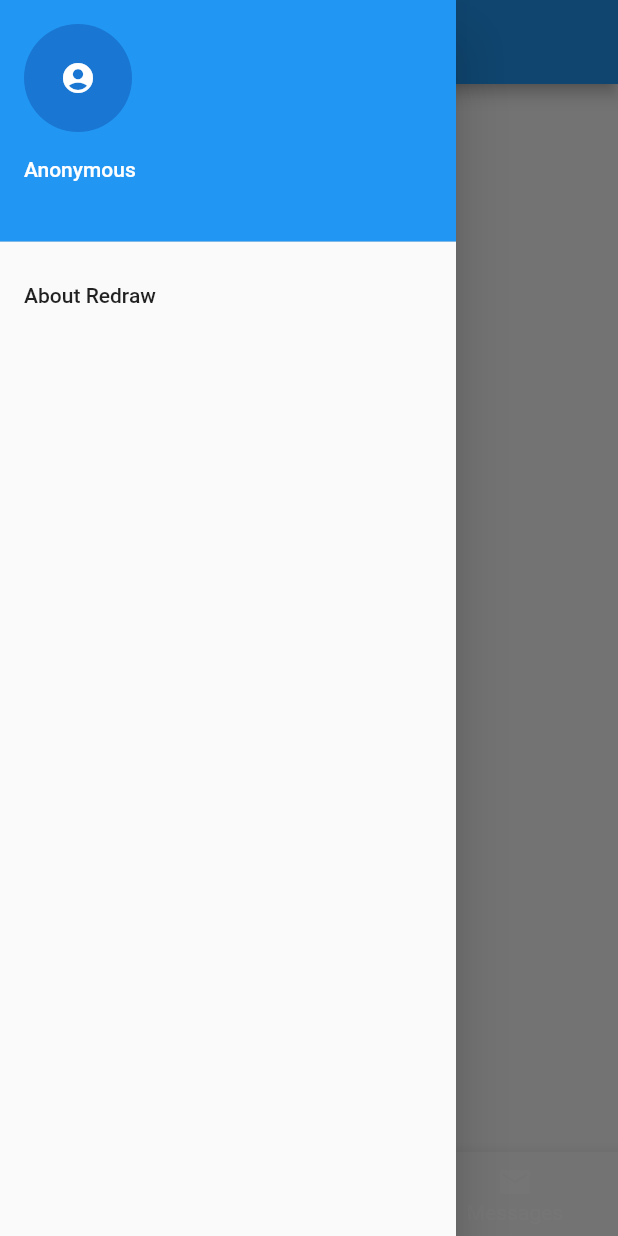
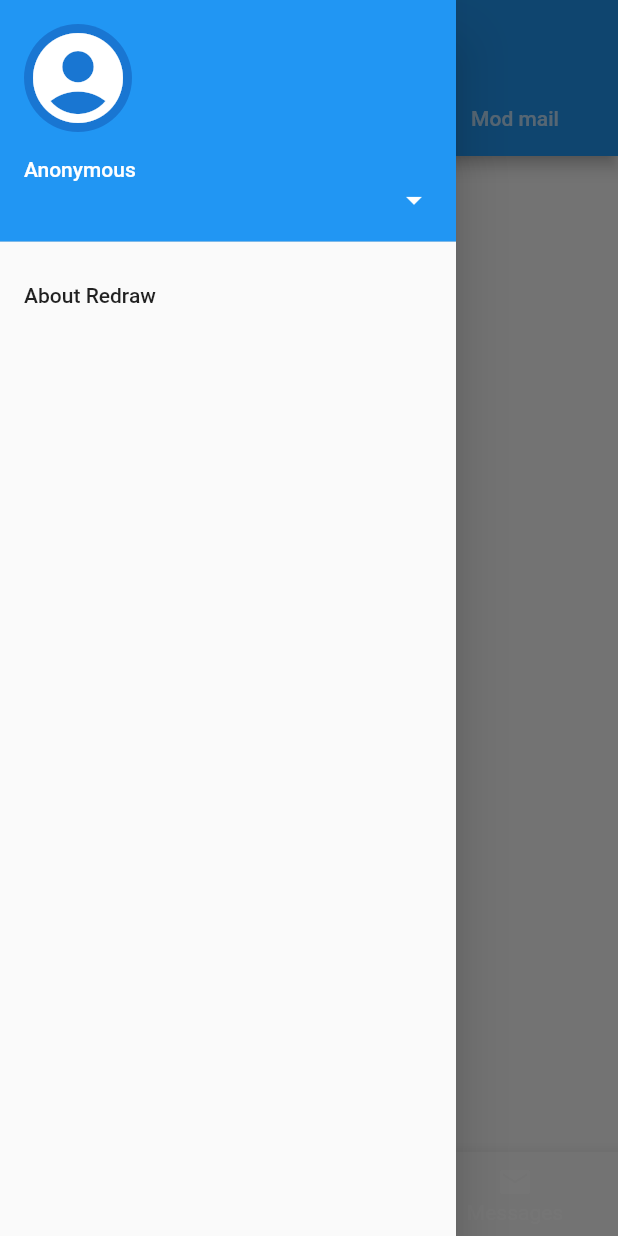
Before and after one commit to Flutter-Buddies/redraw, a Flutter app: the screen it shows after launch, item 4 of the bottom bar chosen, with the side drawer open, on a phone screen of 412 x 824 dp. Run offline on Flutter 3.47's test engine with Material 2 defaults, Android fonts, the phone set to English and light mode, and no system bars.

Commit message:
create tab bars

```diff
--- a/lib/home_page.dart
+++ b/lib/home_page.dart
@@ -1,13 +1,13 @@
 import 'package:flutter/material.dart';
 
 class HomePage {
-  final PreferredSizeWidget appBar;
-  final List<Widget> tabs;
+  final AppBar appBar;
+  final int length;
   final List<Widget> children;
 
   HomePage({
     @required this.appBar,
-    @required this.tabs,
     @required this.children,
+    @required this.length,
   });
 }
--- a/lib/main.dart
+++ b/lib/main.dart
@@ -32,61 +32,69 @@ class _RedrawPageState extends State<RedrawPage> {
     HomePage(
       appBar: AppBar(
         title: Text("Home"),
+        bottom: TabBar(
+          tabs: [
+            Tab(text: "Home"),
+            Tab(text: "Popular"),
+          ],
+        ),
       ),
-      tabs: [
-        Tab(text: "Home"),
-        Tab(text: "Popular"),
-      ],
       children: [
         Center(),
         Center(),
       ],
+      length: 2,
     ),
     HomePage(
       appBar: AppBar(
         title: Text("Subreddits"),
+        bottom: TabBar(
+          tabs: [
+            Tab(text: "Subscriptions"),
+            Tab(text: "Custom Feeds"),
+          ],
+        ),
       ),
-      tabs: [
-        Tab(text: "Home"),
-        Tab(text: "Popular"),
-      ],
       children: [
         Center(),
         Center(),
       ],
+      length: 2,
     ),
     HomePage(
       appBar: AppBar(
-        title: Text("Home"),
+        title: Text("Create"),
+        bottom: TabBar(
+          tabs: [],
+        ),
       ),
-      tabs: [
-        Tab(text: "Home"),
-        Tab(text: "Popular"),
-      ],
+      children: [],
+      length: 0,
+    ),
+    HomePage(
+      appBar: AppBar(
+        title: Text("Messages"),
+        bottom: TabBar(
+          tabs: [
+            Tab(text: "Notifications"),
+            Tab(text: "Messages"),
+            Tab(text: "Mod mail"),
+          ],
+        ),
+      ),
       children: [
         Center(),
         Center(),
-      ],
-    ),
-    HomePage(
-      appBar: AppBar(
-        title: Text("Home"),
-      ),
-      tabs: [
-        Tab(text: "Home"),
-        Tab(text: "Popular"),
-      ],
-      children: [
-        Center(),
         Center(),
       ],
+      length: 3,
     ),
   ];
 
   @override
   Widget build(BuildContext context) {
     return DefaultTabController(
-      length: _pages[_pageIndex].tabs.length,
+      length: _pages[_pageIndex].length,
       child: Scaffold(
         appBar: _pages[_pageIndex].appBar,
         drawer: Drawer(
@@ -94,10 +102,16 @@ class _RedrawPageState extends State<RedrawPage> {
             children: [
               UserAccountsDrawerHeader(
                 currentAccountPicture: CircleAvatar(
-                  child: Icon(Icons.account_circle),
+                  child: LayoutBuilder(
+                    builder: (context, constraint) => Icon(
+                      Icons.account_circle,
+                      size: constraint.biggest.height,
+                    ),
+                  ),
                 ),
                 accountName: Text('Anonymous'),
                 accountEmail: Text(''),
+                onDetailsPressed: _onDetailsPressed,
               ),
               AboutListTile(
                 applicationName: "Redraw",
@@ -123,8 +137,8 @@ class _RedrawPageState extends State<RedrawPage> {
             ),
             BottomNavigationBarItem(
               label: "Create",
-              activeIcon: Icon(Icons.add),
-              icon: Icon(Icons.add),
+              activeIcon: Icon(Icons.add_circle),
+              icon: Icon(Icons.add_circle_outline),
             ),
             BottomNavigationBarItem(
               label: "Messages",
@@ -139,6 +153,13 @@ class _RedrawPageState extends State<RedrawPage> {
     );
   }
 
+  @override
+  void initState() {
+    super.initState();
+  }
+
+  void _onDetailsPressed() async {}
+
   void _onTapNavigation(int index) {
     setState(() {
       _pageIndex = index;
```
